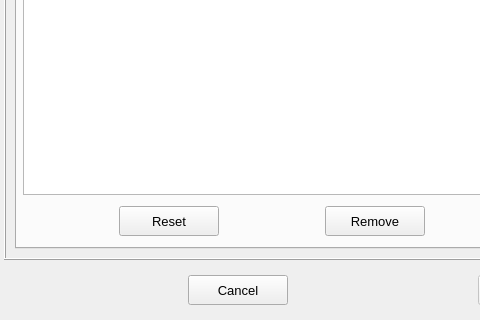
open-pulse/OpenPulse, file pulse/interface/data/ui_files/model/editor/pulsation_damper_editor_inputs.ui: the form before one commit; both pictures show x 0 to 480 and y 410 to 730 of the 1056 by 730 pixel window.
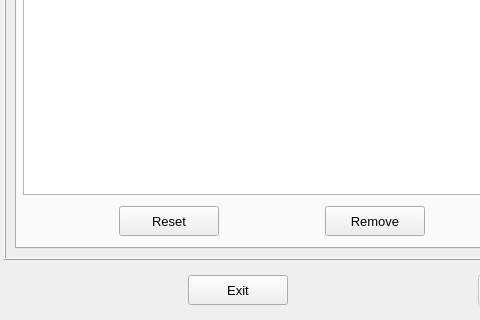
The form after the commit. Icons and pictures are not drawn.

Commit message: Replace the button text "Cancel" by "Exit"

```diff
--- a/pulse/interface/data/ui_files/model/editor/pulsation_damper_editor_inputs.ui
+++ b/pulse/interface/data/ui_files/model/editor/pulsation_damper_editor_inputs.ui
@@ -2826,7 +2826,7 @@
          <string notr="true"/>
         </property>
         <property name="text">
-         <string>Cancel</string>
+         <string>Exit</string>
         </property>
         <property name="autoDefault">
          <bool>false</bool>
```
Left out of the diff: 2 changed lines with no effect on the pictures. The commit also changes 75 other files.
